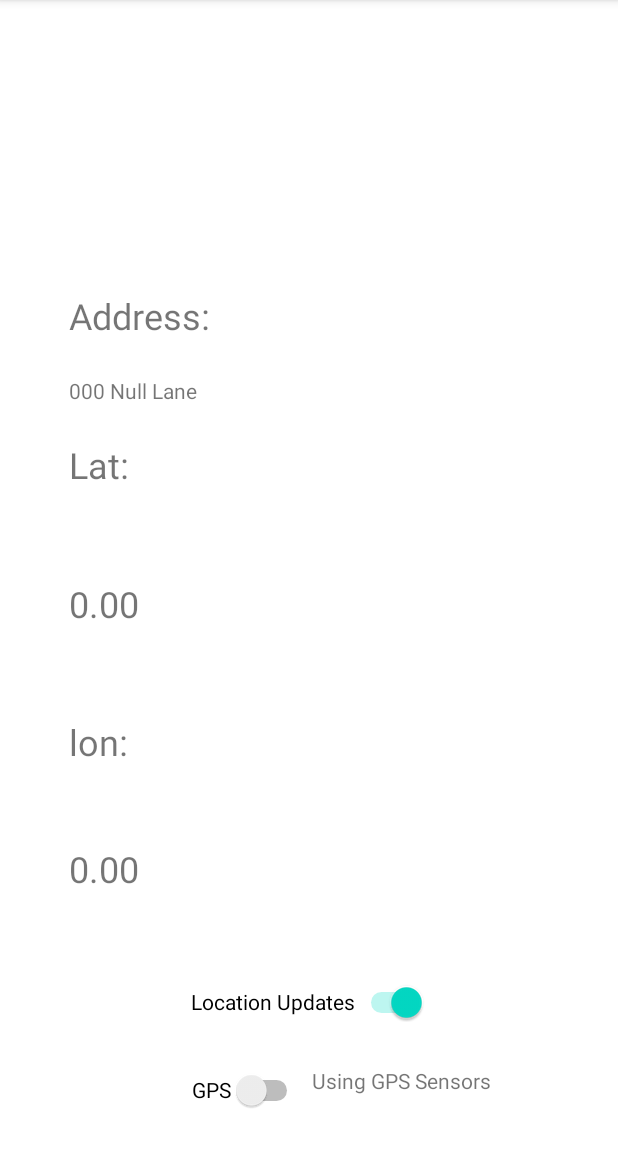
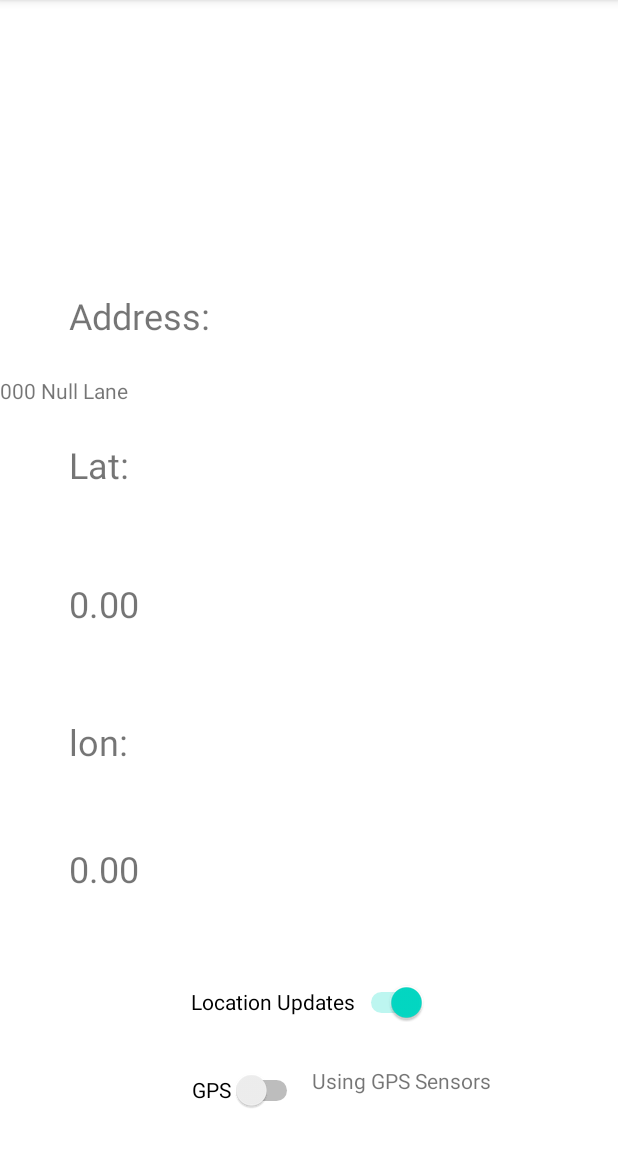
Before and after one commit to Vert999/GPSAppFinal, an Android app: the screen it shows after launch (MainActivity), on a phone screen of 412 x 824 dp, the part 84-1236 px from its top. Run offline under Robolectric (Android 15) with nearby library versions, the phone set to English and light mode, and no system bars.

Commit message:
IT FINALLY WORKS

```diff
--- a/app/src/main/res/layout/activity_main.xml
+++ b/app/src/main/res/layout/activity_main.xml
@@ -111,7 +111,7 @@
         android:layout_height="wrap_content"
         android:text="000 Null Lane"
         app:layout_constraintBottom_toTopOf="@+id/latlabel"
-        app:layout_constraintStart_toStartOf="@+id/labeladdress"
+        app:layout_constraintStart_toStartOf="parent"
         app:layout_constraintTop_toBottomOf="@+id/labeladdress" />
 
 </androidx.constraintlayout.widget.ConstraintLayout>
```
